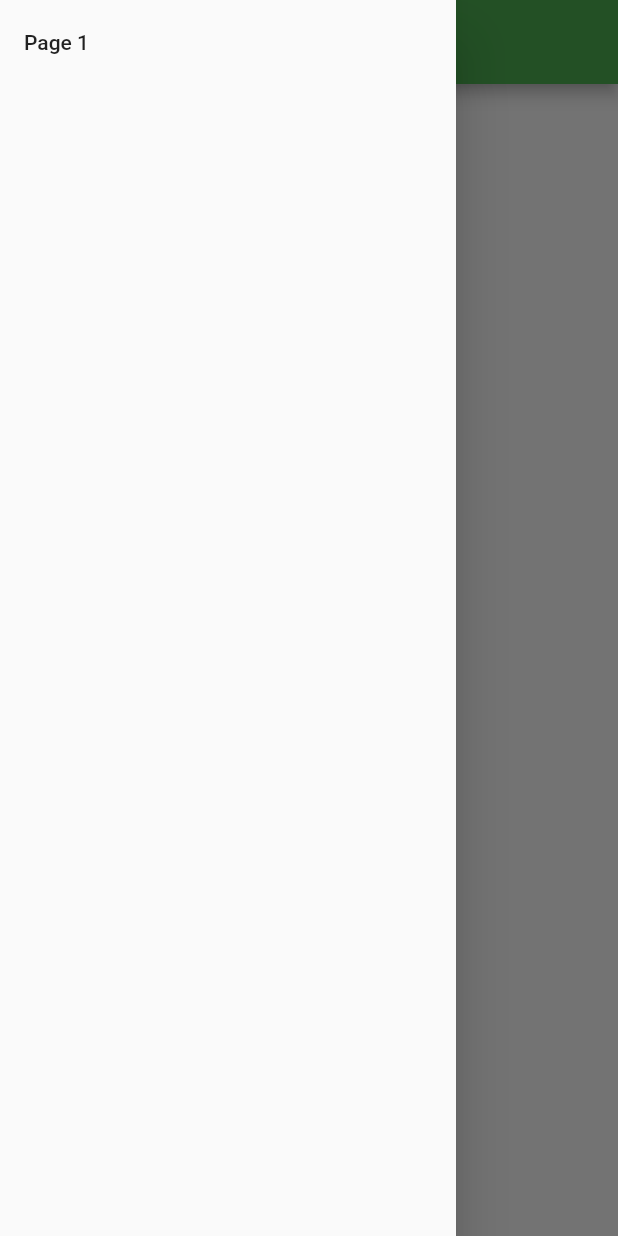
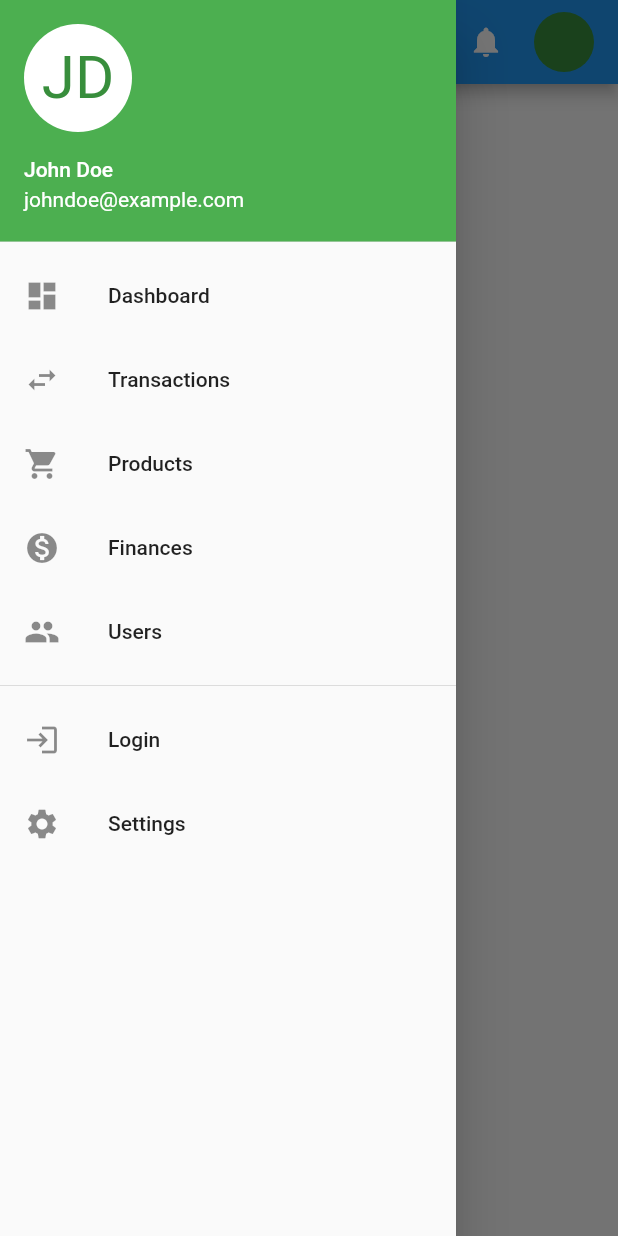
Before and after one commit to khuram2025/cshop, a Flutter app: the screen it shows after launch, with the side drawer open, on a phone screen of 412 x 824 dp. Run offline on Flutter 3.47's test engine with Material 2 defaults, Android fonts, the phone set to English and light mode, and no system bars; our stand-ins replace responsive_builder.

Commit message:
initial6

```diff
--- /dev/null
+++ b/lib/screens/DashboardScreen.dart
@@ -0,0 +1,15 @@
+import 'package:flutter/material.dart';
+
+import '../widgets/layout.dart';
+import '../widgets/side_menu.dart';
+
+class DashboardPage extends StatelessWidget {
+  @override
+  Widget build(BuildContext context) {
+    return ResponsiveLayout(
+      sideMenu: SideMenu(),
+      mainColumn: Center(child: Text('Dashboard')),
+      rightColumn: Center(child: Text('Right Column for Dashboard')),
+    );
+  }
+}
--- a/lib/widgets/custom_app_bar.dart
+++ b/lib/widgets/custom_app_bar.dart
@@ -1,62 +1,117 @@
-// custom_app_bar.dart
+import 'package:flutter/material.dart';
+import 'package:responsive_builder/responsive_builder.dart';
 
-import 'package:flutter/material.dart';
+class CustomAppBar extends StatefulWidget implements PreferredSizeWidget {
+  @override
+  _CustomAppBarState createState() => _CustomAppBarState();
 
-import '../screens/post_add.dart';
+  @override
+  Size get preferredSize => Size.fromHeight(kToolbarHeight);
+}
 
-class CustomAppBar extends StatelessWidget implements PreferredSizeWidget {
+class _CustomAppBarState extends State<CustomAppBar> {
+  FocusNode _focusNode = FocusNode();
+  bool _isFocused = false;
+
+  @override
+  void initState() {
+    super.initState();
+    _focusNode.addListener(() {
+      setState(() {
+        _isFocused = _focusNode.hasFocus;
+      });
+    });
+  }
+
+  @override
+  void dispose() {
+    _focusNode.dispose();
+    super.dispose();
+  }
+
+  bool isMobile(BuildContext context) {
+    return getDeviceType(MediaQuery.of(context).size) == DeviceScreenType.mobile;
+  }
+
+  bool isTablet(BuildContext context) {
+    return getDeviceType(MediaQuery.of(context).size) == DeviceScreenType.tablet;
+  }
+
   @override
   Widget build(BuildContext context) {
     return AppBar(
-      leading: IconButton(
-        icon: Icon(Icons.menu),
-        onPressed: () {
-          Scaffold.of(context).openDrawer();
-        },
+      title: Row(
+        children: <Widget>[
+          Text("Chnnab"),  // Site Name
+          Spacer(),  // Pushes everything to the right
+          if (!isMobile(context) && !isTablet(context))
+            Container(
+              width: 400,
+              child: TextField(
+                style: TextStyle(color: Colors.white),
+                decoration: InputDecoration(
+                  hintText: "Search...",
+                  hintStyle: TextStyle(color: Colors.white),
+                  filled: true,
+                  fillColor: Colors.blue[700],
+                  border: OutlineInputBorder(
+                    borderRadius: BorderRadius.circular(8),
+                    borderSide: BorderSide.none,
                   ),
-      title: Center(child: Text('Channab')),
-      actions: [
-        GestureDetector(
-          onTap: () {
-            // Navigate to PostAddPage
-            Navigator.push(
-              context,
-              MaterialPageRoute(builder: (context) => PostAddPage()),
-            );
-          },
-          child: Container(
-            margin: EdgeInsets.symmetric(vertical: 5), // To adjust height from top and bottom
-            padding: EdgeInsets.symmetric(horizontal: 10),
-            decoration: BoxDecoration(
-              color: Colors.yellow,
-              borderRadius: BorderRadius.circular(5),
+                  prefixIcon: Icon(Icons.search, color: Colors.white),
                 ),
-            child: Center(
-              child: Text(
-                'Post ADD',
-                style: TextStyle(
-                  color: Colors.black,
-                  fontWeight: FontWeight.bold,
+              ),
+            ),
+          if (isMobile(context) || isTablet(context))
+            Expanded(
+              child: AnimatedContainer(
+                width: _isFocused ? double.infinity : null,
+                duration: Duration(milliseconds: 300),
+                child: TextField(
+                  focusNode: _focusNode,
+                  style: TextStyle(color: Colors.white),
+                  decoration: InputDecoration(
+                    hintText: "Search...",
+                    hintStyle: TextStyle(color: Colors.white),
+                    filled: true,
+                    fillColor: Colors.blue[700],
+                    border: OutlineInputBorder(
+                      borderRadius: BorderRadius.circular(8),
+                      borderSide: BorderSide.none,
+                    ),
+                    prefixIcon: Icon(Icons.search, color: Colors.white),
                   ),
                 ),
               ),
             ),
+          SizedBox(width: 20),  // Spacing between search box and notification icon
+          Icon(Icons.notifications),
+          SizedBox(width: 20),  // Spacing between notification icon and profile details
+          ValueListenableBuilder(
+            valueListenable: ValueNotifier<bool>(
+                getDeviceType(MediaQuery.of(context).size) == DeviceScreenType.mobile ||
+                    getDeviceType(MediaQuery.of(context).size) == DeviceScreenType.tablet
             ),
-        IconButton(
-          icon: Icon(Icons.notifications),
-          onPressed: () {
-            // Handle notification click
+            builder: (context, bool isMobileTablet, child) {
+              return isMobileTablet ? CircleAvatar() : Container(
+                decoration: BoxDecoration(
+                  border: Border.all(color: Colors.white, width: 2),
+                  borderRadius: BorderRadius.circular(8),
+                ),
+                child: Row(
+                  children: [
+                    CircleAvatar(),
+                    SizedBox(width: 10),  // Spacing between image and name
+                    Text("Username", style: TextStyle(fontSize: 14, fontWeight: FontWeight.normal)),
+                    Icon(Icons.arrow_drop_down),
+                  ],
+                ),
+              );
             },
           ),
-        CircleAvatar(
-          backgroundImage: AssetImage('assets/user_pic.png'),
-          radius: 20,
+        ],
       ),
-        SizedBox(width: 10),
-      ],
+      backgroundColor: Colors.blue,
     );
   }
-
-  @override
-  Size get preferredSize => Size.fromHeight(kToolbarHeight);
 }
--- a/lib/widgets/layout.dart
+++ b/lib/widgets/layout.dart
@@ -1,3 +1,4 @@
+import 'package:cstore/widgets/custom_app_bar.dart';
 import 'package:flutter/material.dart';
 import 'package:responsive_builder/responsive_builder.dart';
 
@@ -11,43 +12,38 @@ class ResponsiveLayout extends StatelessWidget {
   @override
   Widget build(BuildContext context) {
     return ScreenTypeLayout(
-      mobile: _MobileLayout(sideMenu: sideMenu, mainColumn: mainColumn),
-      tablet: _TabletLayout(sideMenu: sideMenu, mainColumn: mainColumn, rightColumn: rightColumn),
+      mobile: _MobileTabletLayout(sideMenu: sideMenu, mainColumn: mainColumn),
+      tablet: _MobileTabletLayout(sideMenu: sideMenu, mainColumn: mainColumn, rightColumn: rightColumn),
       desktop: _DesktopLayout(sideMenu: sideMenu, mainColumn: mainColumn, rightColumn: rightColumn),
     );
   }
 }
 
-class _MobileLayout extends StatelessWidget {
+class _MobileTabletLayout extends StatelessWidget {
   final Widget sideMenu;
   final Widget mainColumn;
+  final Widget? rightColumn;
 
-  _MobileLayout({required this.sideMenu, required this.mainColumn});
+  _MobileTabletLayout({required this.sideMenu, required this.mainColumn, this.rightColumn});
 
   @override
   Widget build(BuildContext context) {
     return Scaffold(
-      appBar: AppBar(title: Text('Responsive Project')),
+      appBar: CustomAppBar(),
       drawer: Drawer(child: sideMenu),
-      body: mainColumn,
-    );
-  }
-}
-
-class _TabletLayout extends StatelessWidget {
-  final Widget sideMenu;
-  final Widget mainColumn;
-  final Widget rightColumn;
-
-  _TabletLayout({required this.sideMenu, required this.mainColumn, required this.rightColumn});
-
-  @override
-  Widget build(BuildContext context) {
-    return Scaffold(
-      appBar: AppBar(title: Text('Responsive Project')),
-      drawer: Drawer(child: sideMenu),
-      body: Row(
-        children: [Expanded(child: mainColumn), Expanded(child: rightColumn)],
+      body: rightColumn == null ?
+      mainColumn :
+      Row(
+        children: [
+          Expanded(
+            flex: 3,  // 3/5 of space for mainColumn
+            child: Container(color: Colors.lightBlue, child: mainColumn),
+          ),
+          Expanded(
+            flex: 1,  // 2/5 of space for rightColumn
+            child: Container(color: Colors.lightGreen, child: rightColumn!),
+          ),
+        ],
       ),
     );
   }
@@ -62,15 +58,31 @@ class _DesktopLayout extends StatelessWidget {
 
   @override
   Widget build(BuildContext context) {
-    return Scaffold(
-      appBar: AppBar(title: Text('Responsive Project')),
-      body: Row(
-        children: [
-          Expanded(child: sideMenu),
-          Expanded(child: mainColumn),
-          Expanded(child: rightColumn)
-        ],
-      ),
+    return Row(
+      children: [
+        Expanded(
+          flex: 1,  // 1/6 of space for sideMenu
+          child: Container(color: Colors.grey[300], child: sideMenu),
+        ),
+        Expanded(
+          flex: 5,  // 5/6 of space for mainColumn and rightColumn
+          child: Scaffold(
+            appBar: CustomAppBar(),
+            body: Row(
+              children: [
+                Expanded(
+                  flex: 4,  // 4/5 of space for mainColumn
+                  child: Container( child: mainColumn),
+                ),
+                Expanded(
+                  flex: 1,  // 1/5 of space for rightColumn
+                  child: Container(color: Colors.lightGreen, child: rightColumn),
+                ),
+              ],
+            ),
+          ),
+        ),
+      ],
     );
   }
 }
--- a/lib/widgets/side_menu.dart
+++ b/lib/widgets/side_menu.dart
@@ -1,15 +1,75 @@
 import 'package:flutter/material.dart';
 
+import '../screens/DashboardScreen.dart';
 import '../screens/Page1.dart';
+import '../screens/TransactionsScreen.dart';  // Assuming Page1 is your dashboard, modify as necessary.
 
 class SideMenu extends StatelessWidget {
   @override
   Widget build(BuildContext context) {
-    return ListView(
-      children: [
-        ListTile(title: Text('Page 1'), onTap: () => Navigator.push(context, MaterialPageRoute(builder: (context) => Page1()))),
-        // ... Add ListTiles for Page2, Page3, Page4, and Page5.
-      ],
+    return Material(  // Wrap ListView with Material widget
+      child: ListView(
+        padding: EdgeInsets.zero,
+        children: [
+          UserAccountsDrawerHeader(
+            accountName: Text("John Doe"),
+            accountEmail: Text("johndoe@example.com"),
+            currentAccountPicture: CircleAvatar(
+              backgroundColor: Colors.white,
+              child: Text(
+                "JD",
+                style: TextStyle(fontSize: 40.0),
+              ),
+            ),
+          ),
+          ListTile(
+            leading: Icon(Icons.dashboard),
+            title: Text('Dashboard'),
+            onTap: () => Navigator.pushReplacement(context, MaterialPageRoute(builder: (context) => DashboardPage())),
+          ),
+          ListTile(
+            leading: Icon(Icons.swap_horiz),
+            title: Text('Transactions'),
+            onTap: () => Navigator.pushReplacement(context, MaterialPageRoute(builder: (context) => TransactionsPage())),
+          ),
+          ListTile(
+            leading: Icon(Icons.shopping_cart),
+            title: Text('Products'),
+            onTap: () {
+              // Navigation for Products page
+            },
+          ),
+          ListTile(
+            leading: Icon(Icons.monetization_on),
+            title: Text('Finances'),
+            onTap: () {
+              // Navigation for Finances page
+            },
+          ),
+          ListTile(
+            leading: Icon(Icons.people),
+            title: Text('Users'),
+            onTap: () {
+              // Navigation for Users page
+            },
+          ),
+          Divider(),
+          ListTile(
+            leading: Icon(Icons.login),
+            title: Text('Login'),
+            onTap: () {
+              // Navigation for Login page
+            },
+          ),
+          ListTile(
+            leading: Icon(Icons.settings),
+            title: Text('Settings'),
+            onTap: () {
+              // Navigation for Settings page
+            },
+          ),
+        ],
+      ),
     );
   }
 }
```
Also changed, not shown: lib/screens/TransactionsScreen.dart (added, +142 -0 lines), lib/widgets/infoCard.dart (added, +86 -0 lines). Lines whose indentation alone changed are shown as unchanged.
